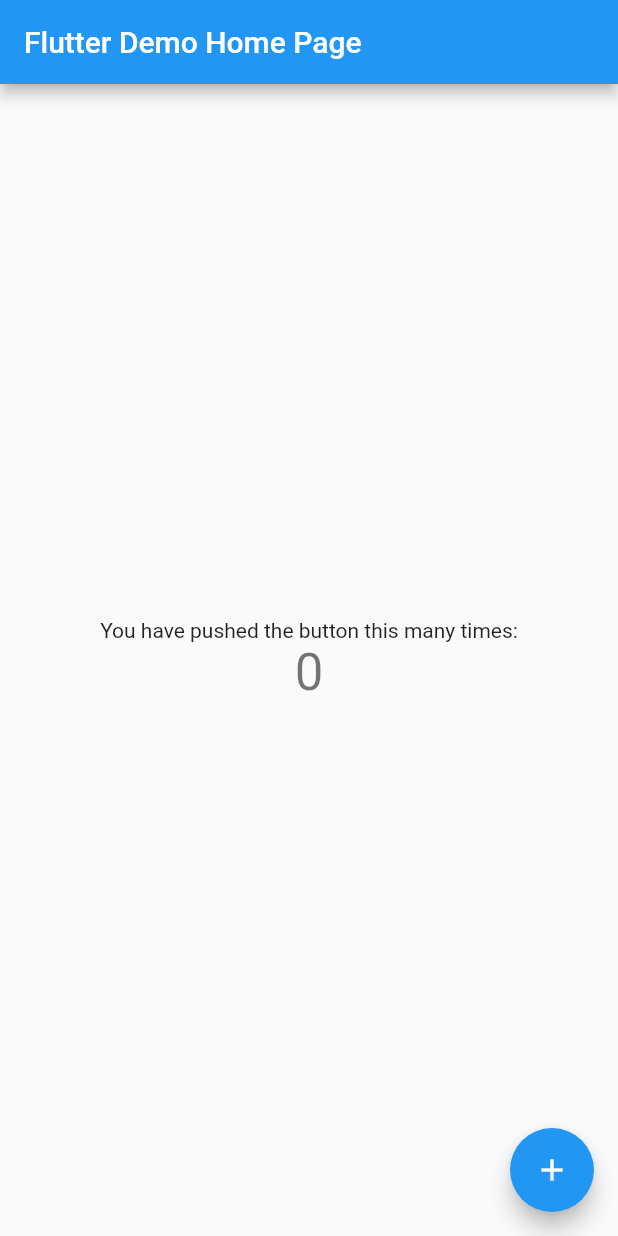
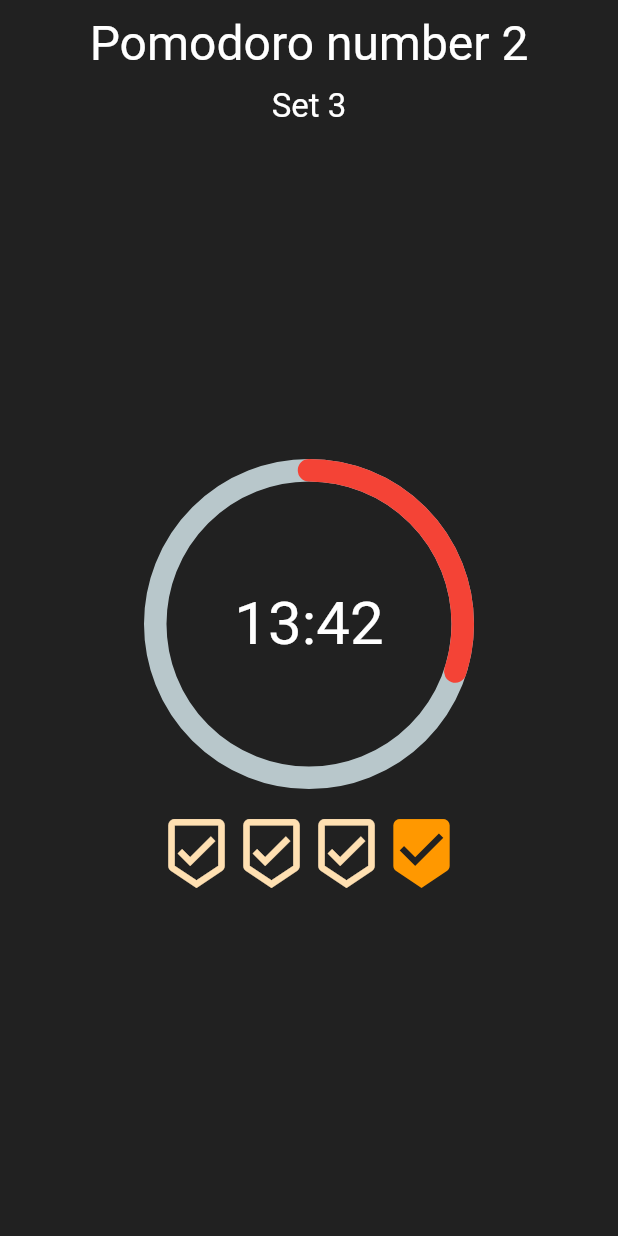
Before and after one commit to Leonardo1952/pomodoro, a Flutter app: the screen it shows after launch, on a phone screen of 412 x 824 dp. Run offline on Flutter 3.47's test engine with Material 2 defaults, Android fonts, the phone set to English and light mode, and no system bars; drawn by our look-alikes of percent_indicator.

Commit message:
itens iniciais home

```diff
--- a/lib/main.dart
+++ b/lib/main.dart
@@ -1,113 +1,21 @@
 import 'package:flutter/material.dart';
+import 'package:pomodoro/screens/home_screen.dart';
 
 void main() {
   runApp(MyApp());
 }
 
 class MyApp extends StatelessWidget {
-  // This widget is the root of your application.
   @override
   Widget build(BuildContext context) {
     return MaterialApp(
-      title: 'Flutter Demo',
+      title: 'Pomodoro',
+      debugShowCheckedModeBanner: false,
       theme: ThemeData(
-        // This is the theme of your application.
-        //
-        // Try running your application with "flutter run". You'll see the
-        // application has a blue toolbar. Then, without quitting the app, try
-        // changing the primarySwatch below to Colors.green and then invoke
-        // "hot reload" (press "r" in the console where you ran "flutter run",
-        // or simply save your changes to "hot reload" in a Flutter IDE).
-        // Notice that the counter didn't reset back to zero; the application
-        // is not restarted.
-        primarySwatch: Colors.blue,
+        primarySwatch: Colors.yellow,
+        visualDensity: VisualDensity.adaptivePlatformDensity,
       ),
-      home: MyHomePage(title: 'Flutter Demo Home Page'),
+      home: Home(),
     );
   }
 }
-
-class MyHomePage extends StatefulWidget {
-  MyHomePage({Key key, this.title}) : super(key: key);
-
-  // This widget is the home page of your application. It is stateful, meaning
-  // that it has a State object (defined below) that contains fields that affect
-  // how it looks.
-
-  // This class is the configuration for the state. It holds the values (in this
-  // case the title) provided by the parent (in this case the App widget) and
-  // used by the build method of the State. Fields in a Widget subclass are
-  // always marked "final".
-
-  final String title;
-
-  @override
-  _MyHomePageState createState() => _MyHomePageState();
-}
-
-class _MyHomePageState extends State<MyHomePage> {
-  int _counter = 0;
-
-  void _incrementCounter() {
-    setState(() {
-      // This call to setState tells the Flutter framework that something has
-      // changed in this State, which causes it to rerun the build method below
-      // so that the display can reflect the updated values. If we changed
-      // _counter without calling setState(), then the build method would not be
-      // called again, and so nothing would appear to happen.
-      _counter++;
-    });
-  }
-
-  @override
-  Widget build(BuildContext context) {
-    // This method is rerun every time setState is called, for instance as done
-    // by the _incrementCounter method above.
-    //
-    // The Flutter framework has been optimized to make rerunning build methods
-    // fast, so that you can just rebuild anything that needs updating rather
-    // than having to individually change instances of widgets.
-    return Scaffold(
-      appBar: AppBar(
-        // Here we take the value from the MyHomePage object that was created by
-        // the App.build method, and use it to set our appbar title.
-        title: Text(widget.title),
-      ),
-      body: Center(
-        // Center is a layout widget. It takes a single child and positions it
-        // in the middle of the parent.
-        child: Column(
-          // Column is also a layout widget. It takes a list of children and
-          // arranges them vertically. By default, it sizes itself to fit its
-          // children horizontally, and tries to be as tall as its parent.
-          //
-          // Invoke "debug painting" (press "p" in the console, choose the
-          // "Toggle Debug Paint" action from the Flutter Inspector in Android
-          // Studio, or the "Toggle Debug Paint" command in Visual Studio Code)
-          // to see the wireframe for each widget.
-          //
-          // Column has various properties to control how it sizes itself and
-          // how it positions its children. Here we use mainAxisAlignment to
-          // center the children vertically; the main axis here is the vertical
-          // axis because Columns are vertical (the cross axis would be
-          // horizontal).
-          mainAxisAlignment: MainAxisAlignment.center,
-          children: <Widget>[
-            Text(
-              'You have pushed the button this many times:',
-            ),
-            Text(
-              '$_counter',
-              style: Theme.of(context).textTheme.headline4,
-            ),
-          ],
-        ),
-      ),
-      floatingActionButton: FloatingActionButton(
-        onPressed: _incrementCounter,
-        tooltip: 'Increment',
-        child: Icon(Icons.add),
-      ), // This trailing comma makes auto-formatting nicer for build methods.
-    );
-  }
-}
--- /dev/null
+++ b/lib/screens/home_screen.dart
@@ -0,0 +1,63 @@
+import 'package:flutter/material.dart';
+import 'package:percent_indicator/percent_indicator.dart';
+import 'package:pomodoro/widget/progress_icons.dart';
+
+class Home extends StatefulWidget {
+  @override
+  _HomeState createState() => _HomeState();
+}
+
+class _HomeState extends State<Home> {
+  @override
+  Widget build(BuildContext context) {
+    return Scaffold(
+      backgroundColor: Colors.grey[900],
+      body: SafeArea(
+          child: Center(
+        child: Column(
+          children: [
+            SizedBox(
+              height: 10,
+            ),
+            Text(
+              'Pomodoro number 2',
+              style: TextStyle(fontSize: 32, color: Colors.white),
+            ),
+            SizedBox(
+              height: 10,
+            ),
+            Text(
+              'Set 3',
+              style: TextStyle(fontSize: 22, color: Colors.white),
+            ),
+            Expanded(
+              child: Column(
+                mainAxisAlignment: MainAxisAlignment.center,
+                children: [
+                  CircularPercentIndicator(
+                    radius: 220.0,
+                    lineWidth: 15.0,
+                    percent: 0.3,
+                    circularStrokeCap: CircularStrokeCap.round,
+                    center: Text(
+                      '13:42',
+                      style: TextStyle(fontSize: 40, color: Colors.white),
+                    ),
+                    progressColor: Colors.red,
+                  ),
+                  SizedBox(
+                    height: 10,
+                  ),
+                  ProgressIcons(
+                    total: 4,
+                    done: 3,
+                  ),
+                ],
+              ),
+            ),
+          ],
+        ),
+      )),
+    );
+  }
+}
--- /dev/null
+++ b/lib/widget/progress_icons.dart
@@ -0,0 +1,36 @@
+import 'package:flutter/material.dart';
+
+class ProgressIcons extends StatelessWidget {
+  final int total;
+  final int done;
+
+  const ProgressIcons({@required this.total, @required this.done});
+
+  @override
+  Widget build(BuildContext context) {
+    final iconSize = 50.0;
+
+    final doneIcon = Icon(Icons.beenhere_outlined,
+        color: Colors.orange[100], size: iconSize);
+
+    final notDoneIcon =
+        Icon(Icons.beenhere, color: Colors.orange, size: iconSize);
+
+    List<Icon> icons = [];
+
+    for (int i = 0; i < total; i++) {
+      if (i < done) {
+        icons.add(doneIcon);
+      } else {
+        icons.add(notDoneIcon);
+      }
+    }
+    return Padding(
+      padding: const EdgeInsets.all(8.0),
+      child: Row(
+        mainAxisAlignment: MainAxisAlignment.center,
+        children: icons,
+      ),
+    );
+  }
+}
--- a/pubspec.yaml
+++ b/pubspec.yaml
@@ -28,6 +28,7 @@ dependencies:
   # The following adds the Cupertino Icons font to your application.
   # Use with the CupertinoIcons class for iOS style icons.
   cupertino_icons: ^1.0.2
+  percent_indicator: ^2.1.9
 
 dev_dependencies:
   flutter_test:
```
Also changed, not shown: pubspec.lock.
